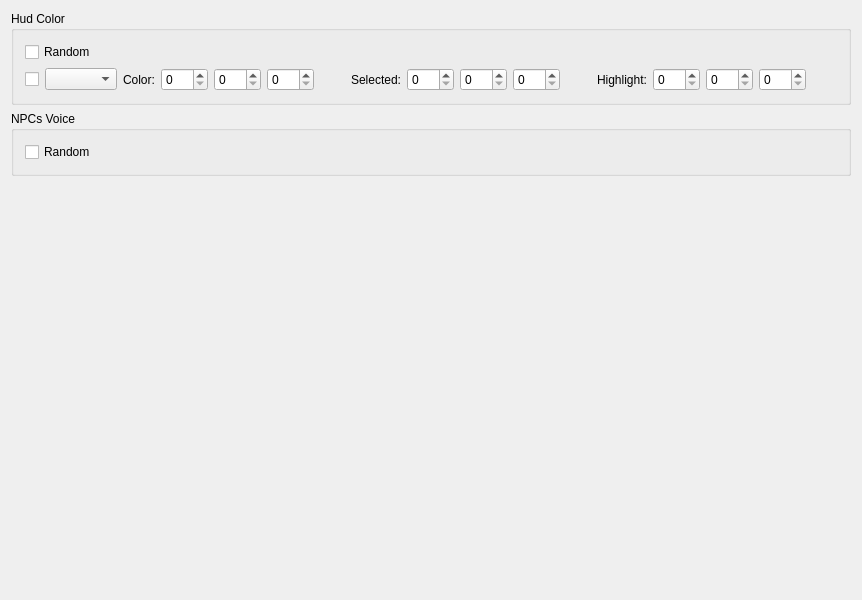
Before: the Qt Designer form src/FrontendQt/MiscWidget.ui in Meos4/Jade-Cocoon-Randomizer, drawn with Qt 5.
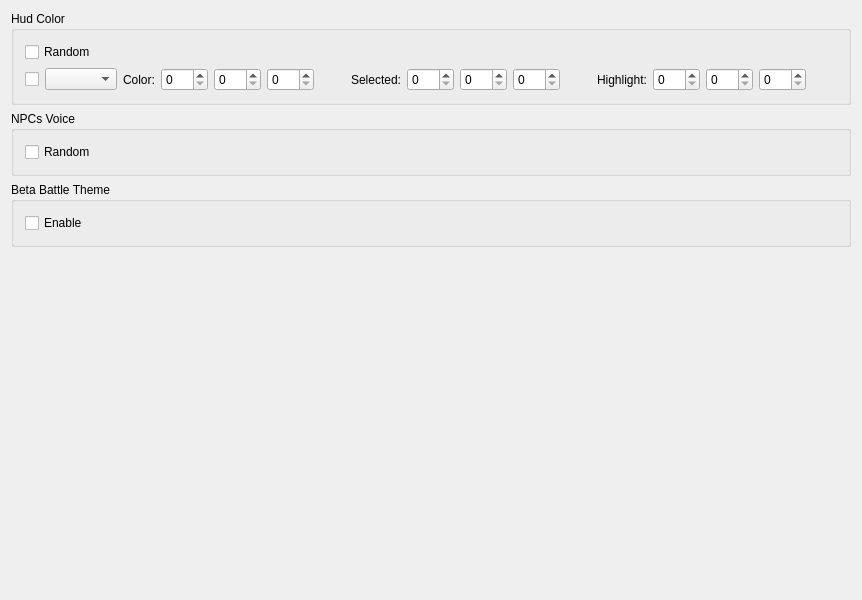
After: the same form once the commit is applied.

Commit message: Add beta battle theme feature

Diff of the .ui file:
```diff
--- a/src/FrontendQt/MiscWidget.ui
+++ b/src/FrontendQt/MiscWidget.ui
@@ -216,6 +216,22 @@
     </widget>
    </item>
    <item row="2" column="0">
+    <widget class="QGroupBox" name="betaBattleThemeBox">
+     <property name="title">
+      <string>Beta Battle Theme</string>
+     </property>
+     <layout class="QVBoxLayout" name="verticalLayout_betaBattleTheme">
+      <item>
+       <widget class="QCheckBox" name="betaBattleThemeEnable">
+        <property name="text">
+         <string>Enable</string>
+        </property>
+       </widget>
+      </item>
+     </layout>
+    </widget>
+   </item>
+   <item row="3" column="0">
     <spacer name="verticalSpacer">
      <property name="orientation">
       <enum>Qt::Vertical</enum>
```
The commit also changes 5 other files.
